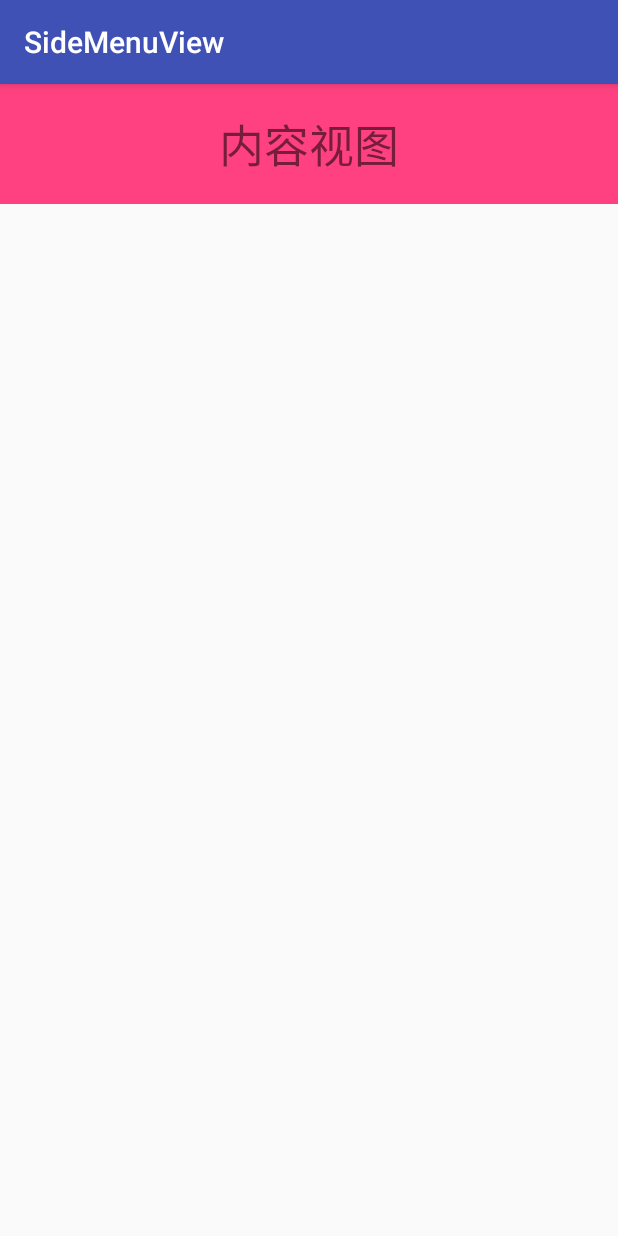
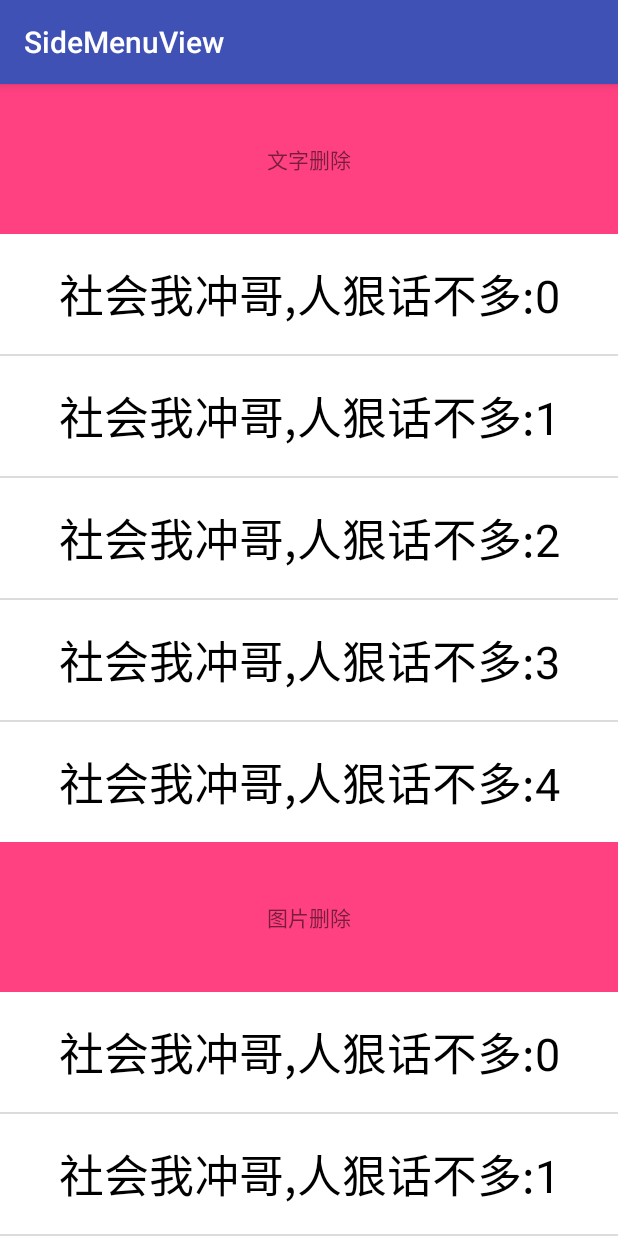
Before and after one commit to kevin321happy/CustomViewTrain, an Android app: the screen it shows after launch (MainActivity), on a phone screen of 412 x 824 dp. Run offline under Robolectric (Android 15) with nearby library versions, the phone set to English and light mode, and no system bars.

Commit message:
listView侧拉菜单

```diff
--- a/sidemenuview/src/main/java/com/wh/jxd/com/sidemenuview/MainActivity.java
+++ b/sidemenuview/src/main/java/com/wh/jxd/com/sidemenuview/MainActivity.java
@@ -2,6 +2,13 @@ package com.wh.jxd.com.sidemenuview;
 
 import android.support.v7.app.AppCompatActivity;
 import android.os.Bundle;
+import android.view.View;
+import android.view.ViewGroup;
+import android.widget.BaseAdapter;
+import android.widget.ImageView;
+import android.widget.LinearLayout;
+import android.widget.ListView;
+import android.widget.TextView;
 
 /**
  * 侧滑菜单控件
@@ -9,9 +16,111 @@ import android.os.Bundle;
 
 public class MainActivity extends AppCompatActivity {
 
+    private ListView mLv_menu;
+    private ListView mLv_menu1;
+    private int mLvCount = 5;
+    private int mLv1Count = 5;
+
     @Override
     protected void onCreate(Bundle savedInstanceState) {
         super.onCreate(savedInstanceState);
         setContentView(R.layout.activity_main);
+        mLv_menu = (ListView) findViewById(R.id.lv_menu);
+        mLv_menu1 = (ListView) findViewById(R.id.lv_menu1);
+        mLv_menu.setAdapter(new MyAdapter("1"));
+        mLv_menu1.setAdapter(new MyAdapter("2"));
+    }
+
+
+    public class MyAdapter extends BaseAdapter {
+        private String type;
+
+        public MyAdapter(String type) {
+            this.type = type;
+        }
+
+        public void setType(String type) {
+            this.type = type;
+        }
+
+        @Override
+        public int getCount() {
+            if (type.equals("1")) {
+                return mLvCount;
+            } else if ("2".equals(type)) {
+                return mLv1Count;
+            }else {
+                return 0;
+            }
+        }
+
+
+        @Override
+        public Object getItem(int position) {
+            return null;
+        }
+
+        @Override
+        public long getItemId(int position) {
+            return 0;
+        }
+
+        @Override
+        public View getView(final int position, View convertView, ViewGroup parent) {
+            ViewHodler hodler;
+            if (convertView == null) {
+                hodler = new ViewHodler();
+                if ("1".equals(type)) {
+                    convertView = View.inflate(MainActivity.this, R.layout.item_slid_menu, null);
+                    hodler.tv_menu = convertView.findViewById(R.id.tv_delete);
+                } else if ("2".equals(type)) {
+                    convertView = View.inflate(MainActivity.this, R.layout.item_slid_menu1, null);
+                    hodler.iv_menu = convertView.findViewById(R.id.tv_delete);
+                }
+                hodler.tv_content = convertView.findViewById(R.id.tv_content);
+                convertView.setTag(hodler);
+            } else {
+                hodler = (ViewHodler) convertView.getTag();
+            }
+            hodler.tv_content.setText("社会我冲哥,人狠话不多:" + position);
+            final View finalConvertView = convertView;
+            if (hodler.tv_menu != null) {
+                hodler.tv_menu.setOnClickListener(new View.OnClickListener() {
+                    @Override
+                    public void onClick(View v) {
+                        mLvCount--;
+                        if (mLvCount < 0) {
+                            mLvCount = 0;
+                        }
+//                        mLv_menu.removeView(finalConvertView);
+                        notifyDataSetChanged();
+                    }
+                });
+            }
+            if (hodler.iv_menu != null) {
+                hodler.iv_menu.setOnClickListener(new View.OnClickListener() {
+                    @Override
+                    public void onClick(View v) {
+                        mLv1Count--;
+                        if (mLv1Count < 0) {
+                            mLv1Count = 0;
+                        }
+//                        mLv_menu1.removeView(finalConvertView);
+                        notifyDataSetChanged();
+                    }
+                });
+            }
+            return convertView;
+        }
+
+        private class ViewHodler {
+            //内容视图
+            private TextView tv_content;
+            //菜单视图
+            private TextView tv_menu;
+
+            private ImageView iv_menu;
+
+        }
     }
 }
--- a/sidemenuview/src/main/java/com/wh/jxd/com/sidemenuview/sidemenu/SideMenu.java
+++ b/sidemenuview/src/main/java/com/wh/jxd/com/sidemenuview/sidemenu/SideMenu.java
@@ -94,7 +94,10 @@ public class SideMenu extends FrameLayout {
     @Override
     public boolean onTouchEvent(MotionEvent event) {
         float endX;
+        float endY;
+        //滑动时水平和竖直方向的偏移量
         int distanceX;
+        int distanceY;
         super.onTouchEvent(event);
         switch (event.getAction()) {
             case MotionEvent.ACTION_DOWN:
@@ -103,10 +106,20 @@ public class SideMenu extends FrameLayout {
                 break;
             case MotionEvent.ACTION_MOVE:
                 endX = event.getX();
+                endY = event.getY();
                 //水平滑動的距離
-                //向左滑动的时候distanceX为负值
+                //当向左滑动时distanceX为正值的,表示在向左滑
                 distanceX = (int) (mStartX - endX);
-                //当向左滑动时distanceX为正值的,表示在向左滑
+                distanceY= (int) (mStartY-endY);
+                //处理和ListView结合使用出现的滑动冲突问题
+                if (Math.abs(distanceX) > Math.abs(distanceY) && Math.abs(distanceX) > 8) {
+                    //水平滑动的距离大于竖直滑动的距离,且滑动超过了8个像素点,则滑动侧滑菜单
+                    //请求父控件不拦截滑动事件
+                    getParent().requestDisallowInterceptTouchEvent(true);
+                } else {
+                    //竖直方向的滑动,则直接滑动列表,父控件拦截触摸事件
+                    getParent().requestDisallowInterceptTouchEvent(false);
+                }
                 //处理越界
                 if (mExpand == false) {
                     //在没展开的状态下处理边界
--- a/sidemenuview/src/main/res/layout/activity_main.xml
+++ b/sidemenuview/src/main/res/layout/activity_main.xml
@@ -4,11 +4,36 @@
     xmlns:tools="http://schemas.android.com/tools"
     android:layout_width="match_parent"
     android:layout_height="match_parent"
+    android:orientation="vertical"
     tools:context="com.wh.jxd.com.sidemenuview.MainActivity">
+    <TextView
+        android:layout_width="match_parent"
+        android:layout_height="150px"
+        android:gravity="center"
+        android:background="@color/colorAccent"
+        android:text="文字删除"/>
+
+    <ListView
+        android:id="@+id/lv_menu"
+        android:layout_width="match_parent"
+        android:layout_height="wrap_content" />
+
+    <TextView
+        android:layout_width="match_parent"
+        android:layout_height="150px"
+        android:gravity="center"
+        android:background="@color/colorAccent"
+        android:text="图片删除"/>
+
+    <ListView
+        android:id="@+id/lv_menu1"
+        android:layout_width="match_parent"
+        android:layout_height="wrap_content" />
 
     <com.wh.jxd.com.sidemenuview.sidemenu.SideMenu
         android:layout_width="match_parent"
-        android:layout_height="120px">
+        android:layout_height="120px"
+        android:visibility="gone">
 
         <LinearLayout
             android:id="@+id/ll_content_view"
@@ -24,12 +49,13 @@
                 android:text="内容视图"
                 android:textSize="45px" />
         </LinearLayout>
+
         <ImageView
             android:id="@+id/iv_menu_view"
             android:layout_width="120px"
             android:layout_height="match_parent"
             android:background="@color/colorPrimary"
             android:padding="20px"
-            android:src="@mipmap/ic_launcher"/>
+            android:src="@mipmap/ic_launcher" />
     </com.wh.jxd.com.sidemenuview.sidemenu.SideMenu>
 </LinearLayout>
--- /dev/null
+++ b/sidemenuview/src/main/res/layout/item_slid_menu.xml
@@ -0,0 +1,37 @@
+<?xml version="1.0" encoding="utf-8"?>
+<LinearLayout xmlns:android="http://schemas.android.com/apk/res/android"
+    android:layout_width="match_parent"
+    android:layout_height="wrap_content">
+    <com.wh.jxd.com.sidemenuview.sidemenu.SideMenu
+        android:layout_width="match_parent"
+        android:layout_height="120px">
+        <LinearLayout
+            android:layout_width="match_parent"
+            android:layout_height="match_parent"
+            android:background="#ffffff">
+            <TextView
+                android:id="@+id/tv_content"
+                android:layout_width="match_parent"
+                android:layout_height="match_parent"
+                android:gravity="center"
+                android:text="内容视图"
+                android:textColor="#000000"
+                android:textSize="45px" />
+        </LinearLayout>
+
+        <LinearLayout
+            android:layout_width="150px"
+            android:background="#ff0000"
+            android:layout_height="match_parent">
+            <TextView
+                android:id="@+id/tv_delete"
+                android:layout_width="match_parent"
+                android:layout_height="match_parent"
+                android:gravity="center"
+                android:text="删除"
+                android:textColor="#ffffff"
+                android:textSize="40px" />
+        </LinearLayout>
+    </com.wh.jxd.com.sidemenuview.sidemenu.SideMenu>
+
+</LinearLayout>
--- /dev/null
+++ b/sidemenuview/src/main/res/layout/item_slid_menu1.xml
@@ -0,0 +1,40 @@
+<?xml version="1.0" encoding="utf-8"?>
+<LinearLayout xmlns:android="http://schemas.android.com/apk/res/android"
+    android:layout_width="match_parent"
+    android:layout_height="wrap_content">
+
+    <com.wh.jxd.com.sidemenuview.sidemenu.SideMenu
+        android:layout_width="match_parent"
+        android:layout_height="120px">
+
+        <LinearLayout
+            android:layout_width="match_parent"
+            android:layout_height="match_parent"
+            android:background="#ffffff">
+
+            <TextView
+                android:id="@+id/tv_content"
+                android:layout_width="match_parent"
+                android:layout_height="match_parent"
+                android:gravity="center"
+                android:text="内容视图"
+                android:textColor="#000000"
+                android:textSize="45px" />
+        </LinearLayout>
+
+        <LinearLayout
+            android:layout_width="150px"
+            android:layout_height="match_parent"
+            android:gravity="center"
+            android:background="#ff0000">
+
+            <ImageView
+                android:id="@+id/tv_delete"
+                android:layout_width="60px"
+                android:layout_height="80px"
+                android:gravity="center"
+                android:src="@drawable/delete" />
+        </LinearLayout>
+    </com.wh.jxd.com.sidemenuview.sidemenu.SideMenu>
+
+</LinearLayout>
```
Also changed, not shown: sidemenuview/src/main/res/drawable/delete.png (added), 1 other file.
